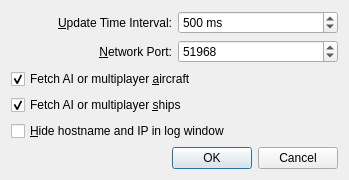
Above: optionsdialog.ui from albar965/littlenavconnect before the change. Below: the same form after it.
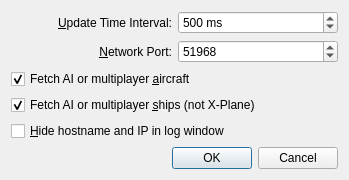
That is the form after the change.

Commit message: Enabled support for X-Plane. Added option for simulator switch and toolbar. Can now run on Linux and macOS. Updated readme. All #107

The edit to the form file:
```diff
--- a/optionsdialog.ui
+++ b/optionsdialog.ui
@@ -122,7 +122,7 @@
         <string>Deselect to disable fetching and transmission of AI or multiplayer ships</string>
        </property>
        <property name="text">
-        <string>Fetch AI or multiplayer &amp;ships</string>
+        <string>Fetch AI or multiplayer &amp;ships (not X-Plane)</string>
        </property>
        <property name="checked">
         <bool>true</bool>
```
Left out of the diff: 12 changed lines with no effect on the pictures. The commit also changes 8 other files.
